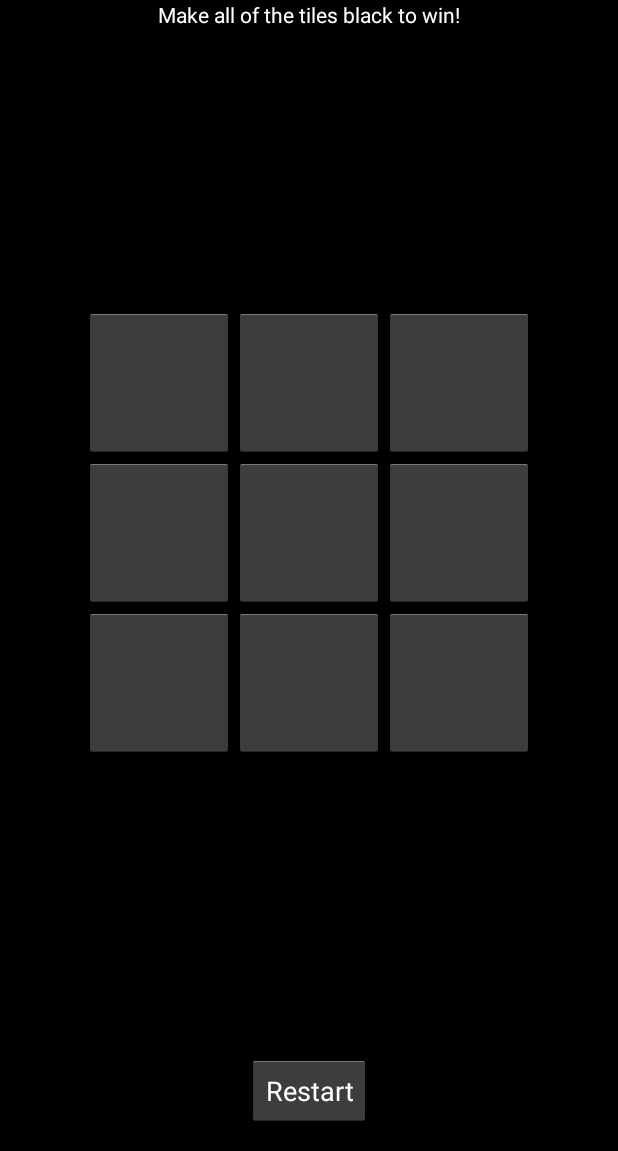
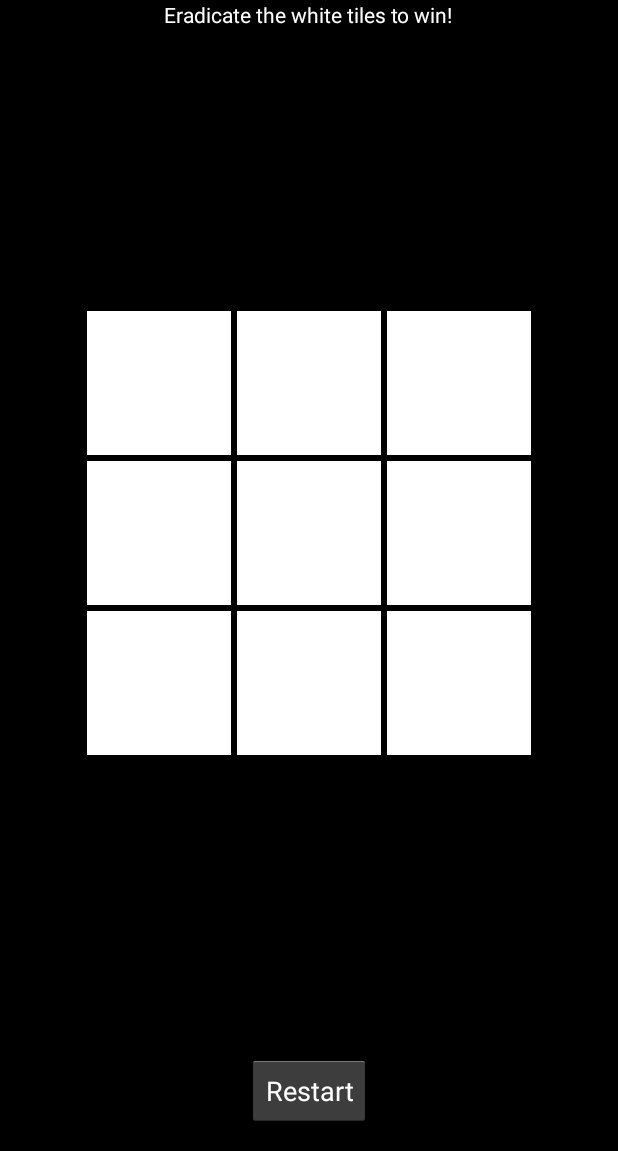
Before and after one commit to matthew-compton/LifeRx, an Android app: the screen it shows after launch (LifeActivity), on a phone screen of 412 x 824 dp, the part 85-1236 px from its top. Run offline under Robolectric (Android 15) with nearby library versions, the phone set to English and light mode, and no system bars; our stand-ins replace ButterKnife; libraries missing offline, so code that uses them is left out: rx.functions, rx.subjects; 2 statements that could not run were skipped.

Commit message:
Added better color scheme and toggle buttons

```diff
--- a/app/src/main/java/com/bignerdranch/android/liferx/LifeFragment.java
+++ b/app/src/main/java/com/bignerdranch/android/liferx/LifeFragment.java
@@ -8,6 +8,7 @@ import android.view.View;
 import android.view.ViewGroup;
 import android.widget.Button;
 import android.widget.Toast;
+import android.widget.ToggleButton;
 
 import java.util.ArrayList;
 import java.util.List;
@@ -21,47 +22,45 @@ import rx.subjects.PublishSubject;
 
 public class LifeFragment extends Fragment {
 
-    @InjectView(R.id.button1) Button tileButton1;
-    @InjectView(R.id.button2) Button tileButton2;
-    @InjectView(R.id.button3) Button tileButton3;
-    @InjectView(R.id.button4) Button tileButton4;
-    @InjectView(R.id.button5) Button tileButton5;
-    @InjectView(R.id.button6) Button tileButton6;
-    @InjectView(R.id.button7) Button tileButton7;
-    @InjectView(R.id.button8) Button tileButton8;
-    @InjectView(R.id.button9) Button tileButton9;
+    @InjectView(R.id.button1) ToggleButton tileToggleButton1;
+    @InjectView(R.id.button2) ToggleButton tileToggleButton2;
+    @InjectView(R.id.button3) ToggleButton tileToggleButton3;
+    @InjectView(R.id.button4) ToggleButton tileToggleButton4;
+    @InjectView(R.id.button5) ToggleButton tileToggleButton5;
+    @InjectView(R.id.button6) ToggleButton tileToggleButton6;
+    @InjectView(R.id.button7) ToggleButton tileToggleButton7;
+    @InjectView(R.id.button8) ToggleButton tileToggleButton8;
+    @InjectView(R.id.button9) ToggleButton tileToggleButton9;
     @InjectView(R.id.button_restart) Button buttonRestart;
 
-    private List<Button> tileButtons;
+    private List<ToggleButton> tileButtons;
 
     Subscription _subscription;
-    PublishSubject<Button> _resultEmitterSubject;
+    PublishSubject<ToggleButton> _resultEmitterSubject;
 
     @Override
     public View onCreateView(LayoutInflater inflater, @Nullable ViewGroup container, @Nullable Bundle savedInstanceState) {
         View layout = inflater.inflate(R.layout.fragment_life, container, false);
         ButterKnife.inject(this, layout);
 
-        tileButtons = new ArrayList<Button>() {{
-            add(tileButton1);
-            add(tileButton2);
-            add(tileButton3);
-            add(tileButton4);
-            add(tileButton5);
-            add(tileButton6);
-            add(tileButton7);
-            add(tileButton8);
-            add(tileButton9);
+        tileButtons = new ArrayList<ToggleButton>() {{
+            add(tileToggleButton1);
+            add(tileToggleButton2);
+            add(tileToggleButton3);
+            add(tileToggleButton4);
+            add(tileToggleButton5);
+            add(tileToggleButton6);
+            add(tileToggleButton7);
+            add(tileToggleButton8);
+            add(tileToggleButton9);
         }};
 
         _resultEmitterSubject = PublishSubject.create();
-        _subscription = _resultEmitterSubject.asObservable().subscribe(new Action1<Button>() {
+        _subscription = _resultEmitterSubject.asObservable().subscribe(new Action1<ToggleButton>() {
             @Override
-            public void call(Button button) {
-                button.setEnabled(false);
-                // TODO - start timer if not started
+            public void call(ToggleButton button) {
                 if (isVictory()) {
-                    // TODO - stop timer
+                    disable();
                     Toast.makeText(getActivity(), getString(R.string.victory), Toast.LENGTH_SHORT).show();
                 }
             }
@@ -71,24 +70,31 @@ public class LifeFragment extends Fragment {
     }
 
     @OnClick({R.id.button1, R.id.button2, R.id.button3, R.id.button4, R.id.button5, R.id.button6, R.id.button7, R.id.button8, R.id.button9})
-    public void activate(Button button) {
-        _resultEmitterSubject.onNext(button);
+    public void activate(ToggleButton toggleButton) {
+        _resultEmitterSubject.onNext(toggleButton);
     }
 
     @OnClick(R.id.button_restart)
     public void restart() {
-        for (Button button : tileButtons) {
-            button.setEnabled(true);
+        for (ToggleButton toggleButton : tileButtons) {
+            toggleButton.setEnabled(true);
+            toggleButton.setChecked(false);
         }
     }
 
     private boolean isVictory() {
-        for (Button button : tileButtons) {
-            if (button.isEnabled()) {
+        for (ToggleButton toggleButton : tileButtons) {
+            if (!toggleButton.isChecked()) {
                 return false;
             }
         }
         return true;
+    }
+
+    private void disable() {
+        for (ToggleButton toggleButton : tileButtons) {
+            toggleButton.setEnabled(false);
+        }
     }
 
     @Override
--- /dev/null
+++ b/app/src/main/res/drawable/button_toggle.xml
@@ -0,0 +1,7 @@
+<?xml version="1.0" encoding="utf-8"?>
+<selector xmlns:android="http://schemas.android.com/apk/res/android">
+
+    <item android:state_checked="false" android:drawable="@android:color/white"/>
+    <item android:state_checked="true" android:drawable="@android:color/darker_gray"/>
+
+</selector>
--- a/app/src/main/res/layout/fragment_life.xml
+++ b/app/src/main/res/layout/fragment_life.xml
@@ -39,49 +39,49 @@
 
         <TableRow android:layout_weight="1">
 
-            <Button
+            <ToggleButton
                 android:id="@+id/button1"
-                style="@style/LifeButton"/>
+                style="@style/LifeToggleButton"/>
 
-            <Button
+            <ToggleButton
                 android:id="@+id/button2"
-                style="@style/LifeButton"/>
+                style="@style/LifeToggleButton"/>
 
-            <Button
+            <ToggleButton
                 android:id="@+id/button3"
-                style="@style/LifeButton"/>
+                style="@style/LifeToggleButton"/>
 
         </TableRow>
 
         <TableRow android:layout_weight="1">
 
-            <Button
+            <ToggleButton
                 android:id="@+id/button4"
-                style="@style/LifeButton"/>
+                style="@style/LifeToggleButton"/>
 
-            <Button
+            <ToggleButton
                 android:id="@+id/button5"
-                style="@style/LifeButton"/>
+                style="@style/LifeToggleButton"/>
 
-            <Button
+            <ToggleButton
                 android:id="@+id/button6"
-                style="@style/LifeButton"/>
+                style="@style/LifeToggleButton"/>
 
         </TableRow>
 
         <TableRow android:layout_weight="1">
 
-            <Button
+            <ToggleButton
                 android:id="@+id/button7"
-                style="@style/LifeButton"/>
+                style="@style/LifeToggleButton"/>
 
-            <Button
+            <ToggleButton
                 android:id="@+id/button8"
-                style="@style/LifeButton"/>
+                style="@style/LifeToggleButton"/>
 
-            <Button
+            <ToggleButton
                 android:id="@+id/button9"
-                style="@style/LifeButton"/>
+                style="@style/LifeToggleButton"/>
 
         </TableRow>
 
--- a/app/src/main/res/values/strings.xml
+++ b/app/src/main/res/values/strings.xml
@@ -2,7 +2,7 @@
 <resources>
 
     <string name="app_name">LifeRx</string>
-    <string name="app_description">Make all of the tiles black to win!</string>
+    <string name="app_description">Eradicate the white tiles to win!</string>
 
     <string name="restart">Restart</string>
     <string name="victory">Victory!</string>
--- a/app/src/main/res/values/styles.xml
+++ b/app/src/main/res/values/styles.xml
@@ -5,10 +5,15 @@
         <!-- Customize your theme here. -->
     </style>
 
-    <style name="LifeButton">
+    <style name="LifeToggleButton">
         <item name="android:layout_weight">1</item>
         <item name="android:layout_width">0dp</item>
         <item name="android:layout_height">match_parent</item>
+        <item name="android:background">@drawable/button_toggle</item>
+        <item name="android:textOn">""</item>
+        <item name="android:textOff">""</item>
+        <item name="android:text">""</item>
+        <item name="android:layout_margin">2dp</item>
     </style>
 
 </resources>
```
